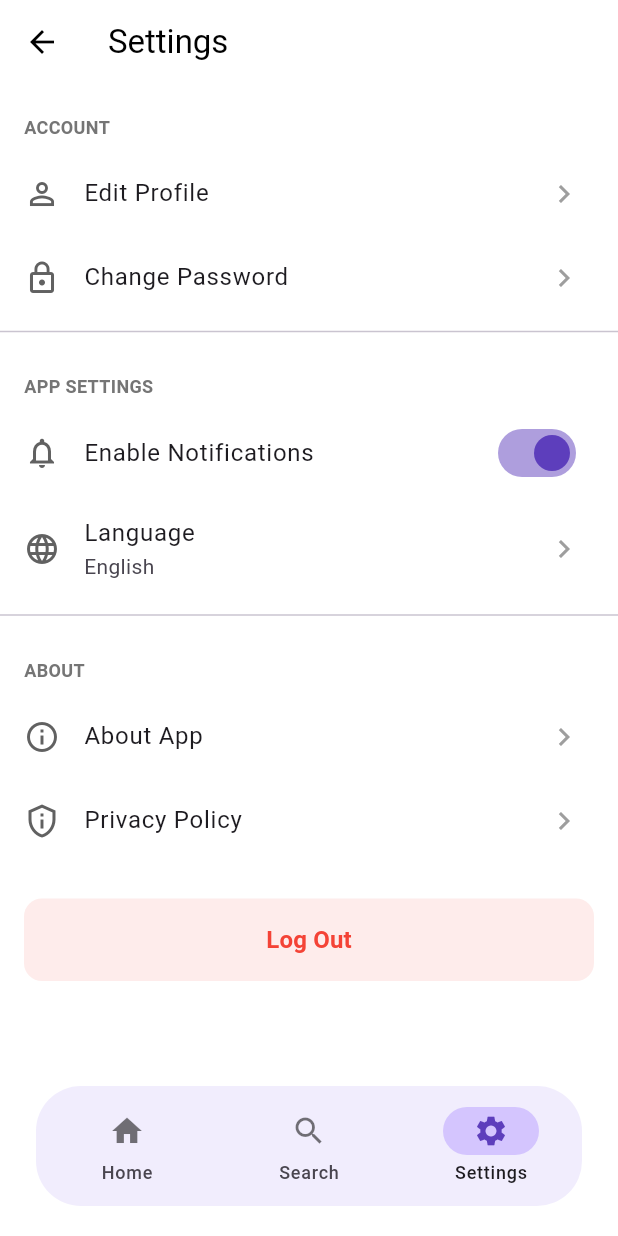
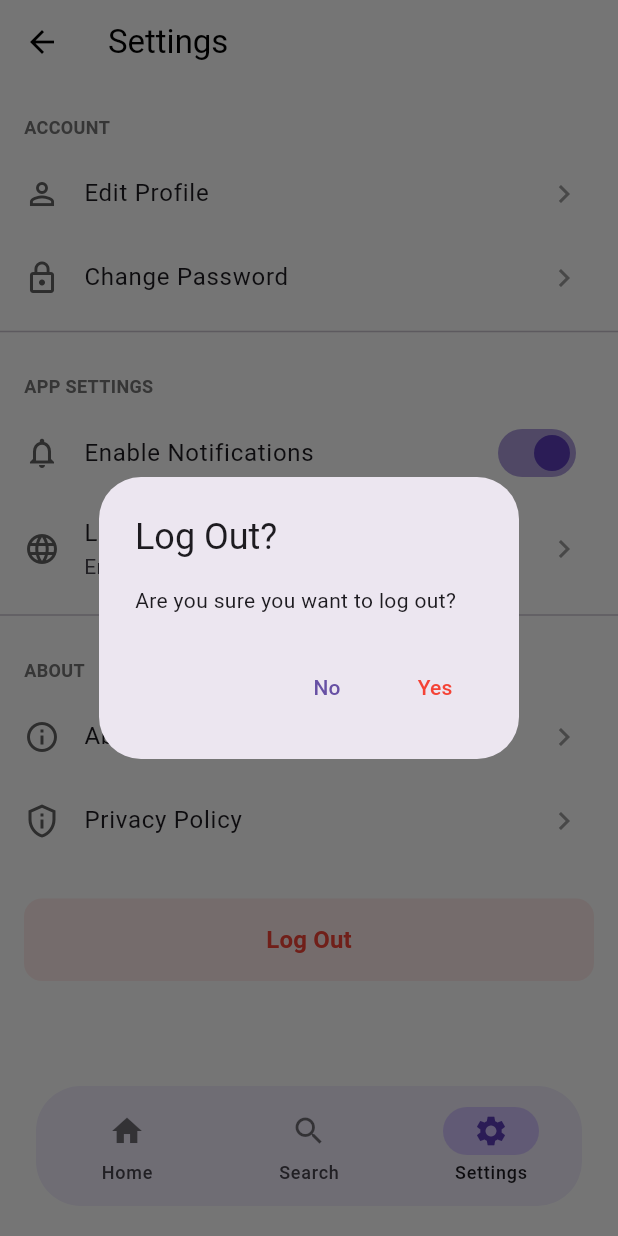
Before and after one commit to SanithuM/HealthMate_Fitness_App, a Flutter app: the NavigationBarTest screen opened directly, item 3 of the bottom bar chosen, after a tap on "Log Out", on a phone screen of 412 x 824 dp. Run offline on Flutter 3.47's test engine with Material 3 defaults, Android fonts, the phone set to English and light mode, and no system bars; our stand-ins replace image_picker, sqflite, sqflite_common_ffi_web; accounts and stored records are empty.

Commit message:
Refactor user session management to utilize Provider; remove UserSession class and update relevant components for improved state management.

```diff
--- a/lib/pages/home_page.dart
+++ b/lib/pages/home_page.dart
@@ -2,7 +2,10 @@ import 'package:flutter/material.dart';
 import 'package:intl/intl.dart';
 import '../database/db_connection.dart';
 import '../services/add_new_records.dart';
-import '../services/user_session.dart';
+import 'package:provider/provider.dart';
+import '../providers/user_provider.dart';
+// 2. --- IMPORT REMOVED ---
+// import '../services/user_session.dart'; // No longer needed
 import 'dart:io';
 
 class HomePage extends StatefulWidget {
@@ -19,33 +22,30 @@ class _HomePageState extends State<HomePage> {
   int _todayWater = 0;
   bool _isLoading = true;
 
-  // State variables for user
-  String _username = 'User';
-  String _profilePicPath = '';
+  // 3. --- STATE VARIABLES REMOVED ---
+  // We no longer need these! The UserProvider will store them.
+  // String _username = 'User';
+  // String _profilePicPath = '';
 
   @override
   void initState() {
     super.initState();
-    // Load all data (user + health) when the page first opens
-    _loadAllData();
+    // 4. --- SIMPLIFIED: Just load health data ---
+    // The user data will be handled by the 'build' method
+    _loadTodaySummary();
   }
 
-  // --- NEW: Combined function to load all data ---
-  Future<void> _loadAllData() async {
+  // 5. --- RENAMED & SIMPLIFIED: ---
+  // This function ONLY loads health data now.
+  Future<void> _loadTodaySummary() async {
+    // Show loading (optional)
     if (!_isLoading) {
       setState(() {
         _isLoading = true;
       });
     }
 
-    // 1. Load User Data from session
-    final user = UserSession().currentUser;
-    if (user != null) {
-      _username = user['username'];
-      _profilePicPath = user['profile_photo'] ?? '';
-    }
-
-    // 2. Load Health Data from database
+    // 1. Load Health Data from database
     final dbHelper = DatabaseHelper.instance;
     final String todayDate = DateFormat('yyyy-MM-dd').format(DateTime.now());
     final allRecords = await dbHelper.queryAllRecords();
@@ -55,7 +55,10 @@ class _HomePageState extends State<HomePage> {
       orElse: () => <String, dynamic>{},
     );
 
-    // 3. Update state with all new data
+    // 2. Update state with all new data
+    // We check 'mounted' just in case
+    if (!mounted) return;
+
     if (todayRecord.isNotEmpty) {
       setState(() {
         _todaySteps = todayRecord['steps'] ?? 0;
@@ -64,7 +67,7 @@ class _HomePageState extends State<HomePage> {
         _isLoading = false;
       });
     } else {
-      // If no health record, set to 0 but still load user
+      // If no health record, set to 0
       setState(() {
         _todaySteps = 0;
         _todayCalories = 0;
@@ -74,19 +77,29 @@ class _HomePageState extends State<HomePage> {
     }
   }
 
-  // --- REMOVED: _loadTodaySummary() is now part of _loadAllData() ---
-
   @override
   Widget build(BuildContext context) {
+    // 6. --- GET USER DATA FROM PROVIDER ---
+    // This line "watches" the provider. If the user data changes,
+    // this 'build' method will automatically re-run.
+    final user = context.watch<UserProvider>().user;
+
+    // Get the username and photo path, providing default values
+    final String username = user?['username'] ?? 'User';
+    final String profilePicPath = user?['profile_photo'] ?? '';
+    // ----------------------------------------
+
     return SafeArea(
       child: SingleChildScrollView(
         padding: const EdgeInsets.all(24.0),
         child: Column(
           crossAxisAlignment: CrossAxisAlignment.start,
           children: [
-            _buildHeader(), // Context no longer needed
+            // 7. --- PASS DATA TO HEADER ---
+            // We pass the user data down to the header widget
+            _buildHeader(username, profilePicPath),
             const SizedBox(height: 32),
-            _buildGrid(), // Context no longer needed
+            _buildGrid(),
             const SizedBox(height: 32),
             ClipRRect(
               borderRadius: BorderRadius.circular(20.0),
@@ -104,19 +117,19 @@ class _HomePageState extends State<HomePage> {
   }
 
   // --- Helper Widget for the Header (UPDATED) ---
-  Widget _buildHeader() {
+  Widget _buildHeader(String username, String profilePicPath) {
     return Row(
       children: [
         // --- UPDATED: The circular avatar ---
         CircleAvatar(
           radius: 30,
           backgroundColor: Colors.grey.shade200, // Fallback color
-          backgroundImage: _profilePicPath.isNotEmpty
-              ? (_profilePicPath.startsWith('http')
-                  ? NetworkImage(_profilePicPath)
-                  : FileImage(File(_profilePicPath))) as ImageProvider
+          backgroundImage: profilePicPath.isNotEmpty
+              ? (profilePicPath.startsWith('http')
+                  ? NetworkImage(profilePicPath)
+                  : FileImage(File(profilePicPath))) as ImageProvider
               : null,
-          child: _profilePicPath.isEmpty
+          child: profilePicPath.isEmpty
               ? const Icon(Icons.person, size: 30, color: Colors.grey)
               : null,
         ),
@@ -130,7 +143,7 @@ class _HomePageState extends State<HomePage> {
               style: TextStyle(color: Colors.grey[700], fontSize: 16),
             ),
             Text(
-              _username, // Use state variable, not "Sanithu"
+              username, // Use the 'username' variable
               style: const TextStyle(
                 color: Colors.black,
                 fontSize: 24,
@@ -163,7 +176,7 @@ class _HomePageState extends State<HomePage> {
       crossAxisSpacing: 16,
       mainAxisSpacing: 16,
       children: [
-        // --- InfoCards now use state variables ---
+        // --- InfoCards (Unchanged, but now work) ---
         InfoCard(
           icon: Icons.directions_walk,
           value: _isLoading ? "..." : _todaySteps.toString(),
@@ -193,7 +206,7 @@ class _HomePageState extends State<HomePage> {
           label: 'Add New',
           color: const Color(0xFFEAEAEA),
           iconColor: const Color(0xFF3A3A3A),
-          // --- UPDATED: .then() calls _loadAllData ---
+          // --- UPDATED: .then() calls _loadTodaySummary ---
           onTap: () {
             Navigator.push(
               context,
@@ -201,8 +214,8 @@ class _HomePageState extends State<HomePage> {
                 builder: (context) => const AddNewRecordsPage(),
               ),
             ).then((_) {
-              // Re-load ALL data to refresh cards and header
-              _loadAllData();
+              // Re-load ONLY health data to refresh cards
+              _loadTodaySummary();
             });
           },
         ),
--- a/lib/pages/settings_page.dart
+++ b/lib/pages/settings_page.dart
@@ -14,12 +14,47 @@ class _SettingsPageState extends State<SettingsPage> {
   // A state variable to manage the switch's value
   bool _isNotificationsEnabled = true;
 
-  // --- NEW: LOGOUT FUNCTION ---
-  void _logout() {
+  // --- 1. Renamed your original function ---
+  // This is the actual logout logic
+  void _performLogout() {
+    // This call notifies the AuthWrapper, which handles the redirect
     context.read<UserProvider>().logout();
-    // After logout, you might want to navigate to the welcome/login page
   }
-  // ----------------------------
+
+  // --- 2. NEW: Function to show the confirmation dialog ---
+  Future<void> _showLogoutConfirmation() async {
+    // showDialog returns a value (true/false) when popped
+    final bool? confirm = await showDialog(
+      context: context,
+      builder: (context) => AlertDialog(
+        title: const Text('Log Out?'),
+        content: const Text('Are you sure you want to log out?'),
+        actions: [
+          // "No" button
+          TextButton(
+            onPressed: () {
+              Navigator.pop(context, false); // Return 'false'
+            },
+            child: const Text('No'),
+          ),
+          // "Yes" button
+          TextButton(
+            onPressed: () {
+              Navigator.pop(context, true); // Return 'true'
+            },
+            child: const Text('Yes', style: TextStyle(color: Colors.red)),
+          ),
+        ],
+      ),
+    );
+
+    // 3. Check the result from the dialog
+    // We also check 'mounted' to be safe
+    if (confirm == true && mounted) {
+      _performLogout(); // Only log out if user pressed "Yes"
+    }
+  }
+  // ----------------------------------------------------
 
   @override
   Widget build(BuildContext context) {
@@ -78,7 +113,8 @@ class _SettingsPageState extends State<SettingsPage> {
               Icons.notifications_outlined,
               color: Colors.grey[700],
             ),
-            activeThumbColor: const Color(
+            // --- FIXED: Changed activeThumbColor to activeColor ---
+            activeColor: const Color(
               0xFF5D3EBC,
             ), // Your app's purple color
           ),
@@ -122,7 +158,8 @@ class _SettingsPageState extends State<SettingsPage> {
                   borderRadius: BorderRadius.circular(12),
                 ),
               ),
-              onPressed: _logout,
+              // --- 4. UPDATED: Call the new dialog function ---
+              onPressed: _showLogoutConfirmation,
               child: const Text(
                 'Log Out',
                 style: TextStyle(fontSize: 16, fontWeight: FontWeight.bold),
```
Also changed, not shown: lib/pages/login_page.dart (+15 -5 lines), lib/pages/register_page.dart (+16 -5 lines), lib/services/edit_profile_page.dart (+28 -26 lines), lib/services/user_session.dart (deleted, +0 -16 lines).
